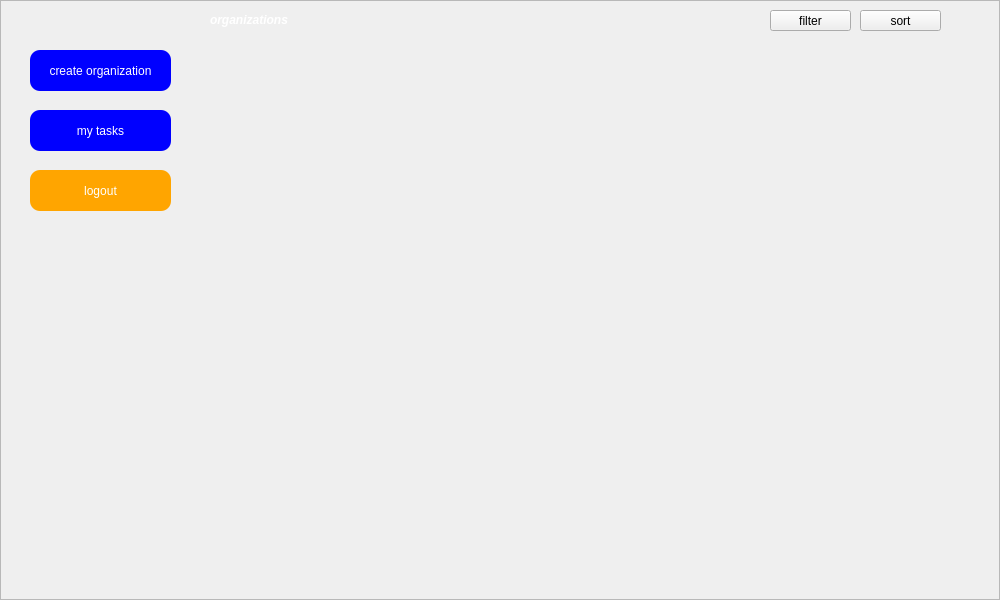
First picture: the form in client/home.ui, repository imanzk/Task-Manager-Application, before the edit.
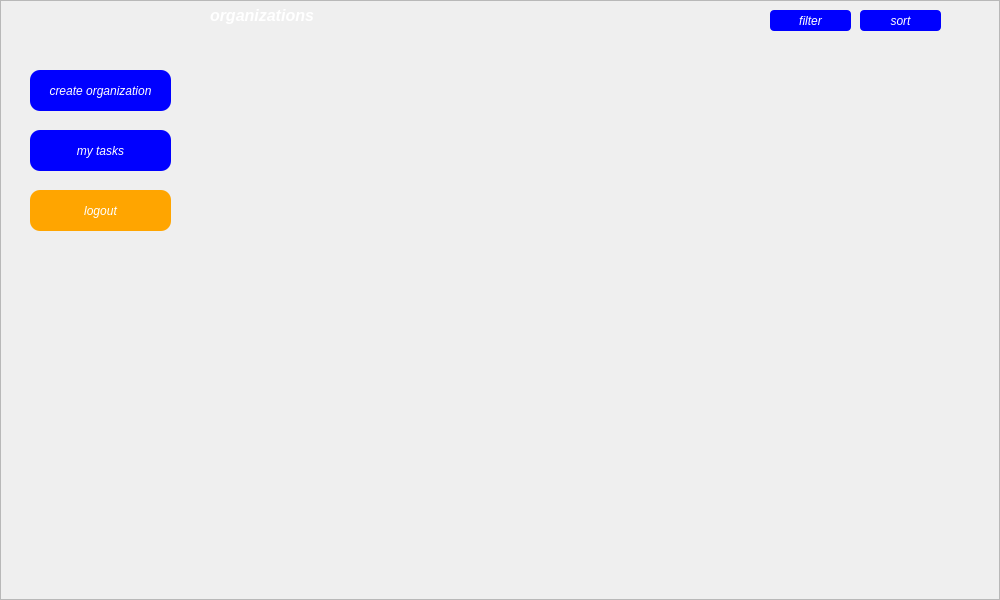
Second picture: the form after the edit.

Diff of the .ui file:
```diff
--- a/client/home.ui
+++ b/client/home.ui
@@ -67,19 +67,28 @@
     <property name="geometry">
      <rect>
       <x>30</x>
-      <y>50</y>
+      <y>70</y>
       <width>141</width>
       <height>41</height>
      </rect>
     </property>
+    <property name="font">
+     <font>
+      <italic>true</italic>
+     </font>
+    </property>
     <property name="cursor">
      <cursorShape>PointingHandCursor</cursorShape>
     </property>
     <property name="styleSheet">
-     <string notr="true">background:blue;
+     <string notr="true">QPushButton{background:blue;
 border:none;
 border-radius:10px;
-color:white;</string>
+color:white;}
+QPushButton:hover{
+background:&quot;#020345&quot;;
+font-weight:bold;
+}</string>
     </property>
     <property name="text">
      <string>create organization</string>
@@ -89,13 +98,14 @@
     <property name="geometry">
      <rect>
       <x>210</x>
-      <y>10</y>
-      <width>101</width>
-      <height>20</height>
+      <y>0</y>
+      <width>181</width>
+      <height>31</height>
      </rect>
     </property>
     <property name="font">
      <font>
+      <pointsize>12</pointsize>
       <italic>true</italic>
       <bold>true</bold>
      </font>
@@ -111,19 +121,28 @@
     <property name="geometry">
      <rect>
       <x>30</x>
-      <y>110</y>
+      <y>130</y>
       <width>141</width>
       <height>41</height>
      </rect>
     </property>
+    <property name="font">
+     <font>
+      <italic>true</italic>
+     </font>
+    </property>
     <property name="cursor">
      <cursorShape>PointingHandCursor</cursorShape>
     </property>
     <property name="styleSheet">
-     <string notr="true">background:blue;
+     <string notr="true">QPushButton{background:blue;
 border:none;
 border-radius:10px;
-color:white;</string>
+color:white;}
+QPushButton:hover{
+background:&quot;#020345&quot;;
+font-weight:bold;
+}</string>
     </property>
     <property name="text">
      <string>my tasks</string>
@@ -133,19 +152,28 @@
     <property name="geometry">
      <rect>
       <x>30</x>
-      <y>170</y>
+      <y>190</y>
       <width>141</width>
       <height>41</height>
      </rect>
     </property>
+    <property name="font">
+     <font>
+      <italic>true</italic>
+     </font>
+    </property>
     <property name="cursor">
      <cursorShape>PointingHandCursor</cursorShape>
     </property>
     <property name="styleSheet">
-     <string notr="true">background:orange;
+     <string notr="true">QPushButton{background:orange;
 border:none;
 border-radius:10px;
-color:white;</string>
+color:white;}
+QPushButton:hover{
+background:&quot;#cc4e18&quot;;
+font-weight:bold;
+}</string>
     </property>
     <property name="text">
      <string>logout</string>
@@ -160,9 +188,19 @@
       <height>21</height>
      </rect>
     </property>
+    <property name="font">
+     <font>
+      <italic>true</italic>
+     </font>
+    </property>
     <property name="cursor">
      <cursorShape>PointingHandCursor</cursorShape>
     </property>
+    <property name="styleSheet">
+     <string notr="true">background:blue;
+color:white;
+border-radius:4px;</string>
+    </property>
     <property name="text">
      <string>sort</string>
     </property>
@@ -176,11 +214,18 @@
       <height>21</height>
      </rect>
     </property>
+    <property name="font">
+     <font>
+      <italic>true</italic>
+     </font>
+    </property>
     <property name="cursor">
      <cursorShape>PointingHandCursor</cursorShape>
     </property>
     <property name="styleSheet">
-     <string notr="true"/>
+     <string notr="true">background:blue;
+color:white;
+border-radius:4px;</string>
     </property>
     <property name="text">
      <string>filter</string>
```
